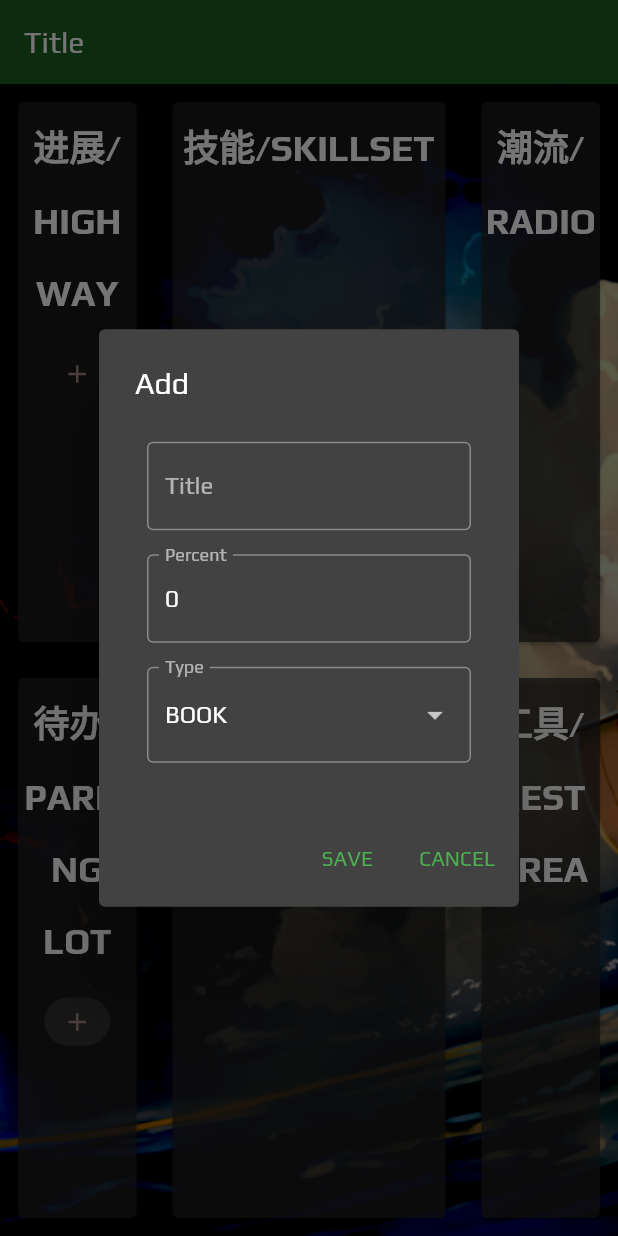
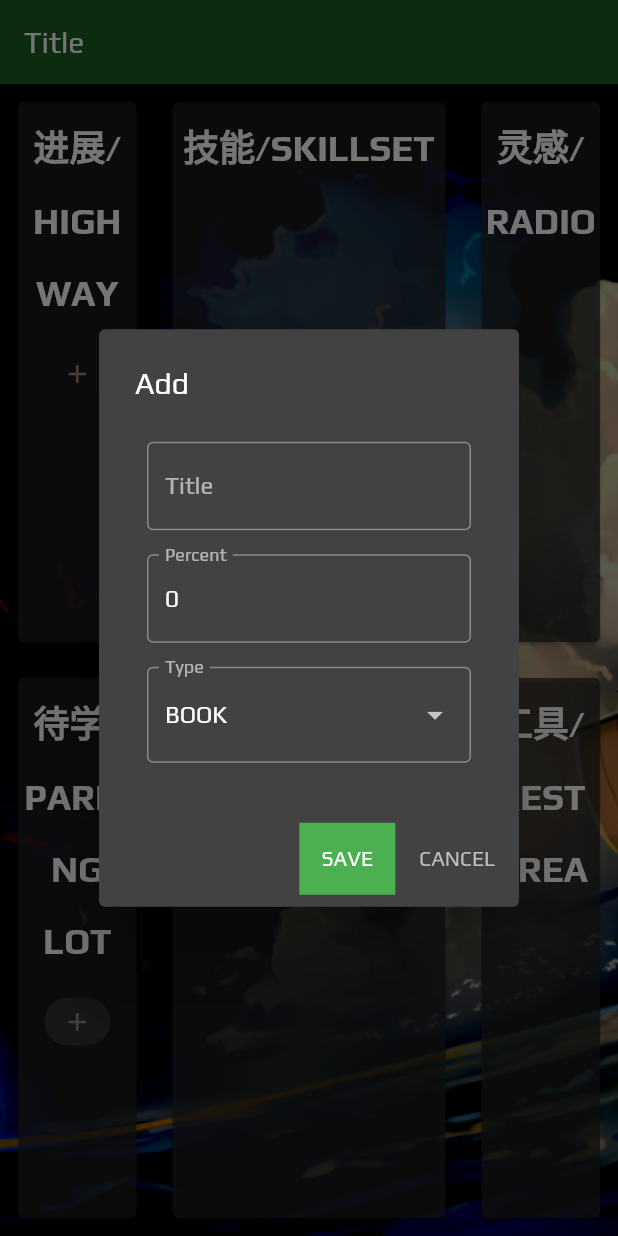
Before and after one commit to LixingSun/dellery-app, a Flutter app: the screen it shows after launch, after a tap on the "add" icon, on a phone screen of 412 x 824 dp. Run offline on Flutter 3.47's test engine with Material 2 defaults, Android fonts, the phone set to English and light mode, and no system bars; our stand-ins replace percent_indicator; missing offline and left inert: enum_to_string, flutter_radar_chart.

Commit message:
Customize button styling

```diff
--- /dev/null
+++ b/lib/components/button.dart
@@ -0,0 +1,35 @@
+import 'package:flutter/material.dart';
+
+class CustomTextButton extends StatelessWidget {
+  const CustomTextButton(
+      {Key? key, this.isPrimary = false, required this.child, required this.onPressed})
+      : super(key: key);
+
+  final bool isPrimary;
+  final Widget child;
+  final Function onPressed;
+
+  @override
+  Widget build(BuildContext context) {
+    if (isPrimary) {
+      return Stack(children: [
+        Positioned.fill(
+            child: Container(
+                decoration: const BoxDecoration(color: Colors.green))),
+        TextButton(
+            style: TextButton.styleFrom(primary: Colors.white),
+            child: child,
+            onPressed: () {
+              onPressed();
+            }),
+      ]);
+    } else {
+      return TextButton(
+          style: TextButton.styleFrom(primary: Colors.grey[400]),
+          child: const Text("CANCEL"),
+          onPressed: () {
+            Navigator.pop(context);
+          });
+    }
+  }
+}
--- a/lib/pages/home/highway.dart
+++ b/lib/pages/home/highway.dart
@@ -1,6 +1,8 @@
+import 'package:flutter/material.dart';
+
+import 'package:dellery_app/components/button.dart';
 import 'package:dellery_app/constants/colors.dart';
 import 'package:enum_to_string/enum_to_string.dart';
-import 'package:flutter/material.dart';
 import 'package:dellery_app/components/progress_bar.dart';
 
 import '../../store.dart';
@@ -27,7 +29,8 @@ class _HighwayContentState extends State<HighwayContent> {
   Widget _buildBody() {
     final ongoingList = widget.ongoingList;
 
-    return Column(mainAxisSize: MainAxisSize.min, children: [
+    return SingleChildScrollView(
+        child: Column(mainAxisSize: MainAxisSize.min, children: [
       ListView.builder(
           scrollDirection: Axis.vertical,
           shrinkWrap: true,
@@ -104,23 +107,24 @@ class _HighwayContentState extends State<HighwayContent> {
                           ],
                         ),
                         actions: [
-                          TextButton(
+                          CustomTextButton(
                             child: const Text("SAVE"),
                             onPressed: () {
                               Navigator.pop(context);
                               final newItem = OngoingItem(
                                   title: titleController.text,
-                                    percent:
-                                        double.parse(percentController.text),
+                                  percent: double.parse(percentController.text),
                                   type: typeController);
                               widget.localStorage
                                   .updateInProgressItem(index, newItem);
-                              }),
-                          TextButton(
+                            },
+                            isPrimary: true,
+                          ),
+                          CustomTextButton(
                               child: const Text("CANCEL"),
                               onPressed: () {
                                 Navigator.pop(context);
-                              }),
+                              })
                         ],
                       );
                     });
@@ -134,18 +138,20 @@ class _HighwayContentState extends State<HighwayContent> {
                         content: Text(
                             'Confirm to delete the ${index < ongoingList.length ? ongoingList[index].title : ""}'),
                         actions: [
-                          TextButton(
+                          CustomTextButton(
                             child: const Text("DELETE"),
                             onPressed: () {
                               Navigator.pop(context);
                               widget.localStorage
                                   .deleteInProgressItem(ongoingList[index]);
-                              }),
-                          TextButton(
+                            },
+                            isPrimary: true,
+                          ),
+                          CustomTextButton(
                               child: const Text("CANCEL"),
                               onPressed: () {
                                 Navigator.pop(context);
-                              })
+                              }),
                         ],
                       );
                     });
@@ -226,7 +232,7 @@ class _HighwayContentState extends State<HighwayContent> {
                       ],
                     ),
                     actions: [
-                      TextButton(
+                      CustomTextButton(
                         child: const Text("SAVE"),
                         onPressed: () {
                           Navigator.pop(context);
@@ -235,19 +241,21 @@ class _HighwayContentState extends State<HighwayContent> {
                               percent: double.parse(percentController.text),
                               type: typeController);
                           widget.localStorage.addInProgressItem(newItem);
-                          }),
-                      TextButton(
+                        },
+                        isPrimary: true,
+                      ),
+                      CustomTextButton(
                           child: const Text("CANCEL"),
                           onPressed: () {
                             Navigator.pop(context);
-                          }),
+                          })
                     ],
                   );
                 });
           },
         ),
       )
-    ]);
+    ]));
   }
 
   @override
--- a/lib/pages/home/home.dart
+++ b/lib/pages/home/home.dart
@@ -1,7 +1,6 @@
+import 'package:flutter/material.dart';
 import 'package:dellery_app/pages/home/parkinglot.dart';
 import 'package:dellery_app/pages/home/skillset.dart';
-import 'package:flutter/material.dart';
-
 import 'package:dellery_app/components/card.dart';
 import './highway.dart';
 
@@ -54,7 +53,7 @@ class _HomePageState extends State<HomePage> {
                           ))),
                   Expanded(
                       child: HomeCard(
-                          title: "待办/Parking Lot",
+                          title: "待学/Parking Lot",
                           child: ParkingLotContent(
                             toDoList: localStorage.toDoList,
                             localStorage: localStorage,
@@ -79,7 +78,7 @@ class _HomePageState extends State<HomePage> {
                     mainAxisAlignment: MainAxisAlignment.spaceBetween,
                     crossAxisAlignment: CrossAxisAlignment.stretch,
                     children: const [
-                  Expanded(child: HomeCard(title: "潮流/Radio", child: Text(""))),
+                  Expanded(child: HomeCard(title: "灵感/Radio", child: Text(""))),
                   Expanded(
                       child: HomeCard(title: "工具/Rest Area", child: Text(""))),
                 ])),
```
Also changed, not shown: lib/pages/home/parkinglot.dart (+14 -10 lines), lib/pages/home/skillset.dart (+15 -10 lines). Lines whose indentation alone changed are shown as unchanged.
